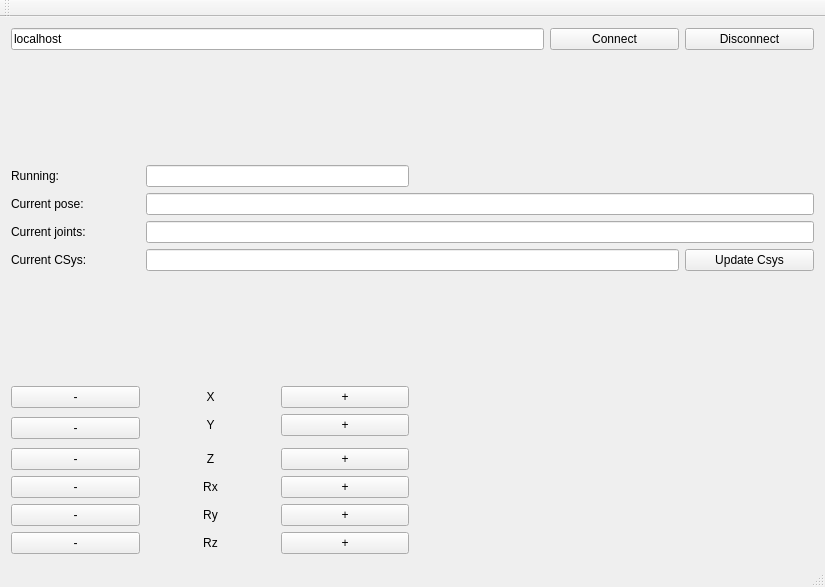
Above: urxui/mainwindow_ui.ui from SintefManufacturing/urxui before the change. Below: the same form after it.
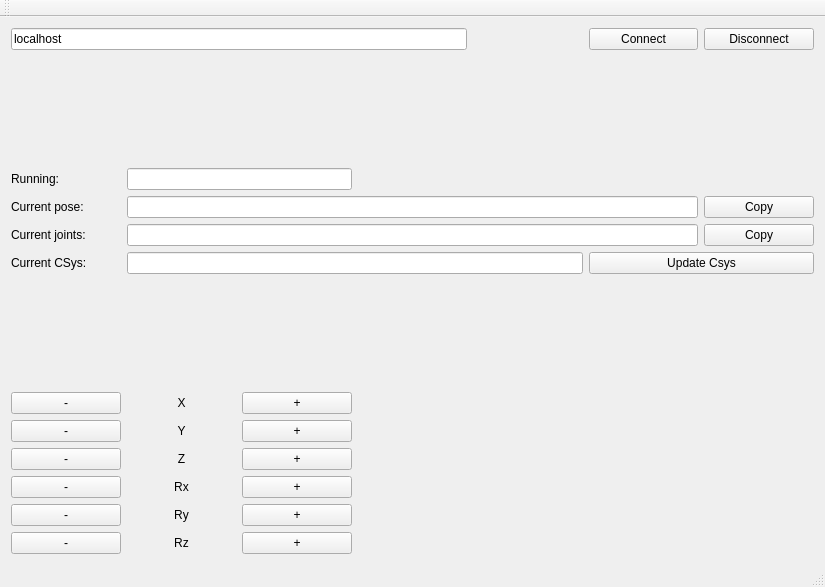
That is the form after the change.

Commit message: copy pose, add README and setup.py

The edit to the form file:
```diff
--- a/urxui/mainwindow_ui.ui
+++ b/urxui/mainwindow_ui.ui
@@ -15,78 +15,6 @@
   </property>
   <widget class="QWidget" name="centralWidget">
    <layout class="QGridLayout" name="gridLayout">
-    <item row="13" column="1">
-     <widget class="QLabel" name="label_6">
-      <property name="text">
-       <string>Rx</string>
-      </property>
-      <property name="alignment">
-       <set>Qt::AlignCenter</set>
-      </property>
-     </widget>
-    </item>
-    <item row="14" column="0">
-     <widget class="QPushButton" name="minusRYButton">
-      <property name="text">
-       <string>-</string>
-      </property>
-     </widget>
-    </item>
-    <item row="16" column="0">
-     <widget class="QPushButton" name="minusRZButton">
-      <property name="text">
-       <string>-</string>
-      </property>
-     </widget>
-    </item>
-    <item row="12" column="0">
-     <widget class="QPushButton" name="minusZButton">
-      <property name="text">
-       <string>-</string>
-      </property>
-     </widget>
-    </item>
-    <item row="12" column="1">
-     <widget class="QLabel" name="label_5">
-      <property name="text">
-       <string>Z</string>
-      </property>
-      <property name="alignment">
-       <set>Qt::AlignCenter</set>
-      </property>
-     </widget>
-    </item>
-    <item row="4" column="1" colspan="5">
-     <widget class="QLineEdit" name="poseLineEdit"/>
-    </item>
-    <item row="13" column="0">
-     <widget class="QPushButton" name="minusRXButton">
-      <property name="text">
-       <string>-</string>
-      </property>
-     </widget>
-    </item>
-    <item row="5" column="0">
-     <widget class="QLabel" name="label_2">
-      <property name="text">
-       <string>Current joints:</string>
-      </property>
-     </widget>
-    </item>
-    <item row="0" column="5">
-     <widget class="QPushButton" name="disconnectButton">
-      <property name="text">
-       <string>Disconnect</string>
-      </property>
-     </widget>
-    </item>
-    <item row="0" column="4">
-     <widget class="QPushButton" name="connectButton">
-      <property name="text">
-       <string>Connect</string>
-      </property>
-     </widget>
-    </item>
     <item row="1" column="0">
      <spacer name="verticalSpacer_2">
       <property name="orientation">
@@ -100,38 +28,79 @@
       </property>
      </spacer>
     </item>
-    <item row="5" column="1" colspan="5">
-     <widget class="QLineEdit" name="jointsLineEdit"/>
-    </item>
-    <item row="3" column="0">
+    <item row="2" column="0">
      <widget class="QLabel" name="label_9">
       <property name="text">
        <string>Running:</string>
       </property>
      </widget>
     </item>
-    <item row="4" column="0">
+    <item row="3" column="0">
      <widget class="QLabel" name="label">
       <property name="text">
        <string>Current pose:</string>
       </property>
      </widget>
     </item>
-    <item row="0" column="0" colspan="4">
-     <widget class="QLineEdit" name="addressLineEdit">
+    <item row="3" column="1" colspan="5">
+     <widget class="QLineEdit" name="poseLineEdit">
+      <property name="readOnly">
+       <bool>true</bool>
+      </property>
+     </widget>
+    </item>
+    <item row="4" column="0">
+     <widget class="QLabel" name="label_2">
       <property name="text">
-       <string>localhost</string>
+       <string>Current joints:</string>
       </property>
      </widget>
     </item>
-    <item row="9" column="0">
+    <item row="4" column="1" colspan="5">
+     <widget class="QLineEdit" name="jointsLineEdit">
+      <property name="readOnly">
+       <bool>true</bool>
+      </property>
+     </widget>
+    </item>
+    <item row="5" column="0">
+     <widget class="QLabel" name="label_10">
+      <property name="text">
+       <string>Current CSys:</string>
+      </property>
+     </widget>
+    </item>
+    <item row="5" column="1" colspan="4">
+     <widget class="QLineEdit" name="csysLineEdit"/>
+    </item>
+    <item row="5" column="5" colspan="2">
+     <widget class="QPushButton" name="csysButton">
+      <property name="text">
+       <string>Update Csys</string>
+      </property>
+     </widget>
+    </item>
+    <item row="6" column="1">
+     <spacer name="verticalSpacer">
+      <property name="orientation">
+       <enum>Qt::Vertical</enum>
+      </property>
+      <property name="sizeHint" stdset="0">
+       <size>
+        <width>20</width>
+        <height>40</height>
+       </size>
+      </property>
+     </spacer>
+    </item>
+    <item row="7" column="0">
      <widget class="QPushButton" name="minusXButton">
       <property name="text">
        <string>-</string>
       </property>
      </widget>
     </item>
-    <item row="9" column="1">
+    <item row="7" column="1">
      <widget class="QLabel" name="label_3">
       <property name="text">
        <string>X</string>
@@ -141,21 +110,21 @@
       </property>
      </widget>
     </item>
-    <item row="9" column="2">
+    <item row="7" column="2">
      <widget class="QPushButton" name="plusXButton">
       <property name="text">
        <string>+</string>
       </property>
      </widget>
     </item>
-    <item row="10" column="0" rowspan="2">
+    <item row="8" column="0">
      <widget class="QPushButton" name="minusYButton">
       <property name="text">
        <string>-</string>
       </property>
      </widget>
     </item>
-    <item row="10" column="1">
+    <item row="8" column="1">
      <widget class="QLabel" name="label_4">
       <property name="text">
        <string>Y</string>
@@ -165,35 +134,69 @@
       </property>
      </widget>
     </item>
-    <item row="10" column="2">
+    <item row="8" column="2">
      <widget class="QPushButton" name="plusYButton">
       <property name="text">
        <string>+</string>
       </property>
      </widget>
     </item>
-    <item row="13" column="2">
-     <widget class="QPushButton" name="plusRXButton">
+    <item row="9" column="0">
+     <widget class="QPushButton" name="minusZButton">
       <property name="text">
-       <string>+</string>
+       <string>-</string>
       </property>
      </widget>
     </item>
-    <item row="12" column="2">
+    <item row="9" column="1">
+     <widget class="QLabel" name="label_5">
+      <property name="text">
+       <string>Z</string>
+      </property>
+      <property name="alignment">
+       <set>Qt::AlignCenter</set>
+      </property>
+     </widget>
+    </item>
+    <item row="9" column="2">
      <widget class="QPushButton" name="plusZButton">
       <property name="text">
        <string>+</string>
       </property>
      </widget>
     </item>
-    <item row="14" column="2">
-     <widget class="QPushButton" name="plusRYButton">
+    <item row="10" column="0">
+     <widget class="QPushButton" name="minusRXButton">
+      <property name="text">
+       <string>-</string>
+      </property>
+     </widget>
+    </item>
+    <item row="10" column="1">
+     <widget class="QLabel" name="label_6">
+      <property name="text">
+       <string>Rx</string>
+      </property>
+      <property name="alignment">
+       <set>Qt::AlignCenter</set>
+      </property>
+     </widget>
+    </item>
+    <item row="10" column="2">
+     <widget class="QPushButton" name="plusRXButton">
       <property name="text">
        <string>+</string>
       </property>
      </widget>
     </item>
-    <item row="14" column="1">
+    <item row="11" column="0">
+     <widget class="QPushButton" name="minusRYButton">
+      <property name="text">
+       <string>-</string>
+      </property>
+     </widget>
+    </item>
+    <item row="11" column="1">
      <widget class="QLabel" name="label_7">
       <property name="text">
        <string>Ry</string>
@@ -203,10 +206,21 @@
       </property>
      </widget>
     </item>
-    <item row="3" column="1" colspan="2">
-     <widget class="QLineEdit" name="stateLineEdit"/>
+    <item row="11" column="2">
+     <widget class="QPushButton" name="plusRYButton">
+      <property name="text">
+       <string>+</string>
+      </property>
+     </widget>
     </item>
-    <item row="16" column="1">
+    <item row="12" column="0">
+     <widget class="QPushButton" name="minusRZButton">
+      <property name="text">
+       <string>-</string>
+      </property>
+     </widget>
+    </item>
+    <item row="12" column="1">
      <widget class="QLabel" name="label_8">
       <property name="text">
        <string>Rz</string>
@@ -216,40 +230,52 @@
       </property>
      </widget>
     </item>
-    <item row="16" column="2">
+    <item row="12" column="2">
      <widget class="QPushButton" name="plusRZButton">
       <property name="text">
        <string>+</string>
       </property>
      </widget>
     </item>
-    <item row="7" column="1">
-     <spacer name="verticalSpacer">
-      <property name="orientation">
-       <enum>Qt::Vertical</enum>
+    <item row="0" column="6">
+     <widget class="QPushButton" name="disconnectButton">
+      <property name="text">
+       <string>Disconnect</string>
       </property>
-      <property name="sizeHint" stdset="0">
-       <size>
-        <width>20</width>
-        <height>40</height>
-       </size>
+     </widget>
+    </item>
+    <item row="0" column="5">
+     <widget class="QPushButton" name="connectButton">
+      <property name="text">
+       <string>Connect</string>
       </property>
-     </spacer>
+     </widget>
     </item>
-    <item row="6" column="0">
-     <widget class="QLabel" name="label_10">
+    <item row="0" column="0" colspan="4">
+     <widget class="QLineEdit" name="addressLineEdit">
       <property name="text">
-       <string>Current CSys:</string>
+       <string>localhost</string>
       </property>
      </widget>
     </item>
-    <item row="6" column="1" colspan="4">
-     <widget class="QLineEdit" name="csysLineEdit"/>
+    <item row="4" column="6">
+     <widget class="QPushButton" name="copyJointsButton">
+      <property name="text">
+       <string>Copy</string>
+      </property>
+     </widget>
     </item>
-    <item row="6" column="5">
-     <widget class="QPushButton" name="csysButton">
+    <item row="3" column="6">
+     <widget class="QPushButton" name="copyPoseButton">
       <property name="text">
-       <string>Update Csys</string>
+       <string>Copy</string>
+      </property>
+     </widget>
+    </item>
+    <item row="2" column="1" colspan="2">
+     <widget class="QLineEdit" name="stateLineEdit">
+      <property name="readOnly">
+       <bool>true</bool>
       </property>
      </widget>
     </item>
```
The commit also changes 4 other files.
